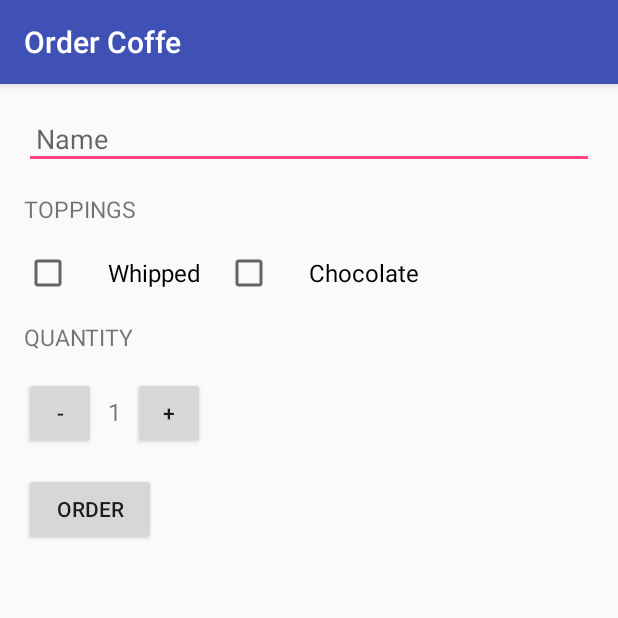
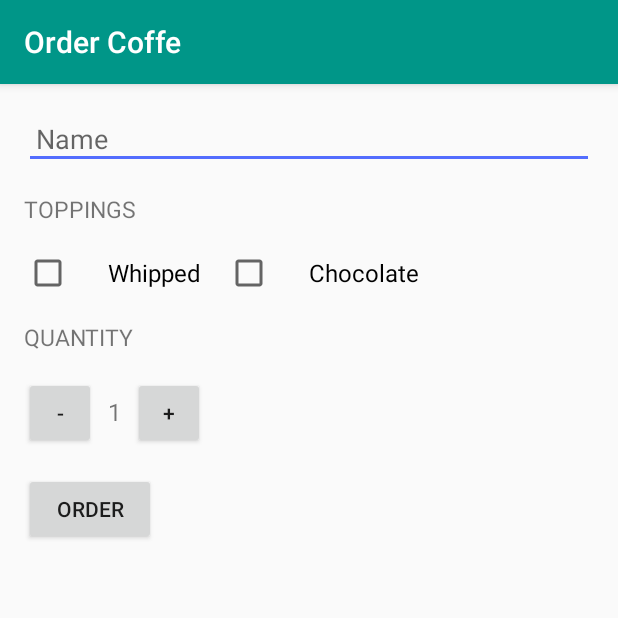
Before and after one commit to ahtaufiiq/Portfolio-Android, an Android app: the screen it shows after launch (MainActivity), on a phone screen of 412 x 824 dp, the top half of it. Run offline under Robolectric (Android 15) with nearby library versions, the light colour scheme and no system bars.

Commit message:
Change Theme & This is Final Lesson 6

```diff
--- a/Udacity Course/Basics User Interfaces/OrderCoffe/app/src/main/res/values/styles.xml
+++ b/Udacity Course/Basics User Interfaces/OrderCoffe/app/src/main/res/values/styles.xml
@@ -3,9 +3,9 @@
     <!-- Base application theme. -->
     <style name="AppTheme" parent="Theme.AppCompat.Light.DarkActionBar">
         <!-- Customize your theme here. -->
-        <item name="colorPrimary">@color/colorPrimary</item>
-        <item name="colorPrimaryDark">@color/colorPrimaryDark</item>
-        <item name="colorAccent">@color/colorAccent</item>
+        <item name="colorPrimary">#009688</item>
+        <item name="colorPrimaryDark">#00796B</item>
+        <item name="colorAccent">#536DFE</item>
     </style>
 
     <style name="HeaderTextStyle">
```
Also changed, not shown: Udacity Course/Basics User Interfaces/OrderCoffe/app/src/main/res/layout/activity_main.xml (line endings or trailing spaces).
